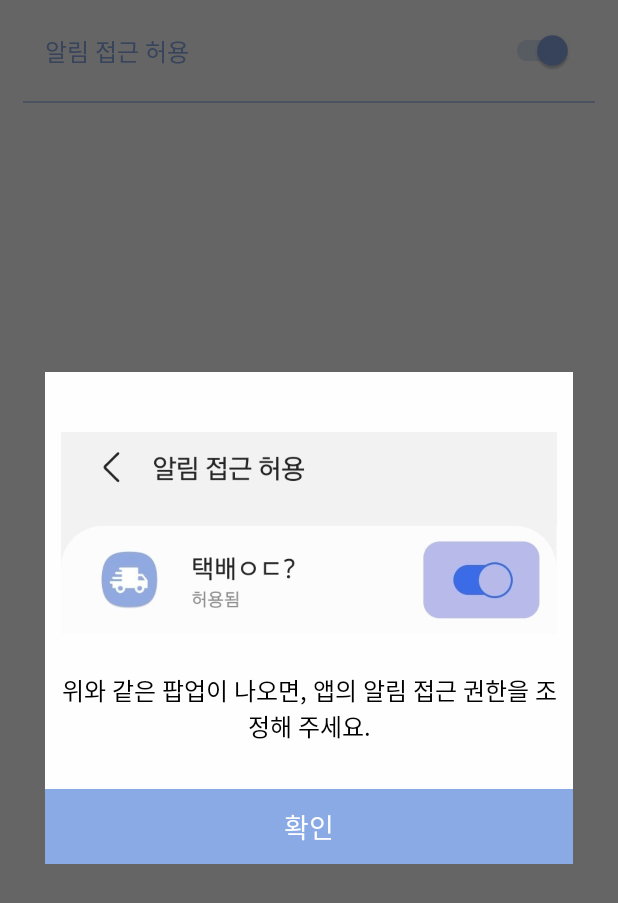
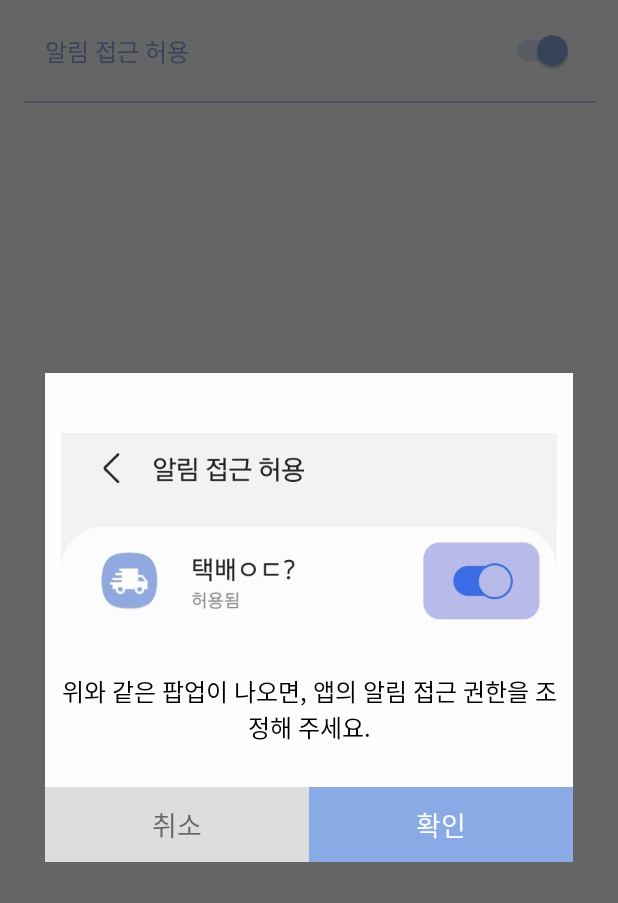
Before and after one commit to danggai/FindMyPackage, an Android app: the SettingFragment screen opened directly, with no data from a screen before it, after a tap on an icon or button, on a phone screen of 412 x 824 dp. Shown: the top 903 px of the screen. Run offline under Robolectric (Android 15) with nearby library versions, the phone set to English and light mode, and no system bars; our stand-ins replace RxJava, data binding; plain views replace MaterialRippleLayout; network calls fail.

Commit message:
- Modified: modify rxDialog to be available even when there is no image.

```diff
--- a/app/src/main/java/com/example/findmypackage/ui/dialog/RxImageDialog.kt
+++ b/app/src/main/java/com/example/findmypackage/ui/dialog/RxImageDialog.kt
@@ -41,22 +41,22 @@ class RxImageDialog(builder: Builder) {
         return result
     }
 
-    class Builder (internal val activity: FragmentActivity,
-                   internal val img: Int,
-                   internal val msg: String,
-                   internal val confirm: String,
-                   internal val cancel: String,
-                   internal val confirmOnly: Boolean) {
+    class Builder(internal val activity: FragmentActivity,
+                  internal val img: Int?,
+                  internal val msg: String,
+                  internal val confirm: String,
+                  internal val cancel: String,
+                  internal val confirmOnly: Boolean) {
         fun build(): RxImageDialog = RxImageDialog(this)
     }
 }
 
-private class ImageDialog (
+private class ImageDialog(
     mActivity: Activity,
-    private var mImage      : Int,
-    private var mMsg        : String,
-    private val mConfirm    : String,
-    private val mCancel     : String,
+    private var mImage: Int?,
+    private var mMsg: String,
+    private val mConfirm: String,
+    private val mCancel: String,
     private val mConfirmOnly: Boolean) : AlertDialog(mActivity) {
 
     private var mPublishSubject: PublishSubject<Boolean> ?= null
@@ -92,15 +92,21 @@ private class ImageDialog (
         }
     }
 
-    fun setImage(img: Int) {
+    fun setImage(img: Int?) {
         mImage = img
         iv_image?.let {
-            it.setImageResource(img)
+            if (img == null) {
+                it.visibility = View.GONE
+            } else {
+                it.visibility = View.VISIBLE
+                it.setImageResource(img)
+            }
         }
     }
 
     private fun controlBtn() {
-        if (!mConfirmOnly) {
+        if (mConfirmOnly) {
+            log.e()
             mr_cancel.visibility = View.GONE
             mr_confirm.visibility = View.VISIBLE
 
@@ -110,6 +116,9 @@ private class ImageDialog (
                 dismiss()
             }
         } else {
+            log.e()
+            mr_cancel.visibility = View.VISIBLE
+            mr_confirm.visibility = View.VISIBLE
             tv_confirm.text = mConfirm
             mr_confirm.setOnClickListener {
                 mResult = true
--- a/app/src/main/res/layout/dialog_default.xml
+++ b/app/src/main/res/layout/dialog_default.xml
@@ -21,20 +21,17 @@
             android:layout_width="wrap_content"
             android:layout_height="wrap_content"
             android:padding="10dp"
+            android:layout_marginBottom="15dp"
             android:src="@drawable/baseline_edit_24"
             android:adjustViewBounds="true"
             />
-
-        <Space
-            android:layout_width="0dp"
-            android:layout_height="15dp" />
 
         <androidx.appcompat.widget.AppCompatTextView
             android:id="@+id/tv_message"
             android:layout_width="match_parent"
             android:layout_height="wrap_content"
             android:paddingHorizontal="10dp"
-            android:text="다이얼로그 내용 입력"
+            android:text="@string/hint_dialog"
             android:textSize="16sp"
             android:textColor="@color/b1"
             android:textAlignment="center"
@@ -42,7 +39,7 @@
 
         <Space
             android:layout_width="0dp"
-            android:layout_height="30dp" />
+            android:layout_height="28dp" />
 
         <androidx.appcompat.widget.LinearLayoutCompat
             android:layout_width="match_parent"
@@ -68,11 +65,6 @@
                     />
 
             </com.balysv.materialripple.MaterialRippleLayout>
-
-            <Space
-                android:layout_width="0dp"
-                android:layout_height="0dp"
-                android:layout_weight="0" />
 
             <com.balysv.materialripple.MaterialRippleLayout
                 android:id="@+id/mr_confirm"
```
